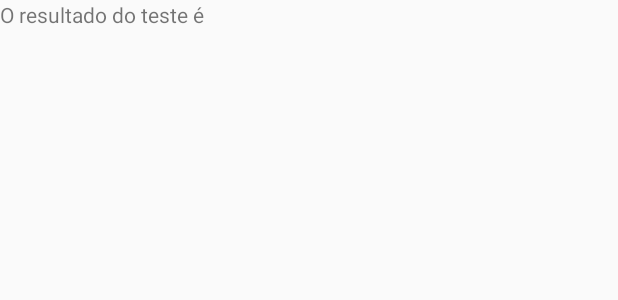
After one commit to lucastadeu50/MyApplication, an Android app: the layout activity_resultado.xml on its own in the app's theme, with its tools: preview values and no code run, on a phone screen of 412 x 824 dp. The commit adds this screen. Shown: the top 300 px of the screen. Run offline under Robolectric (Android 15) with nearby library versions, the phone set to English and light mode, and no system bars.

Commit message:
mudancas banco de dados

```diff
--- a/app/build.gradle
+++ b/app/build.gradle
@@ -26,7 +26,7 @@ dependencies {
     testImplementation 'junit:junit:4.12'
     androidTestImplementation 'com.android.support.test:runner:1.0.1'
     androidTestImplementation 'com.android.support.test.espresso:espresso-core:3.0.1'
-    compile( 'com.github.thekhaeng:pushdown-anim-click:1.1.0' ){
+    compile('com.github.thekhaeng:pushdown-anim-click:1.1.0') {
         exclude group: 'com.android.support'
     }
 }
--- a/app/src/main/AndroidManifest.xml
+++ b/app/src/main/AndroidManifest.xml
@@ -26,7 +26,8 @@
         <activity android:name=".control.InicarConsultaActivity" />
         <activity android:name=".control.CadastroActivity$GravacaoActivity" />
         <activity android:name=".control.GravacaoActivity" />
-        <activity android:name=".control.TestePertubacaoActivity"></activity>
+        <activity android:name=".control.TestePertubacaoActivity" />
+        <activity android:name=".control.ResultadoActivity"></activity>
     </application>
 
 </manifest>
--- a/app/src/main/java/com/example/dimasjose/myapplication/control/EdicaoActivity.java
+++ b/app/src/main/java/com/example/dimasjose/myapplication/control/EdicaoActivity.java
@@ -81,7 +81,7 @@ public class EdicaoActivity extends AppCompatActivity {
                 usuario.ocupacao = edtOcupacao.getText().toString();
                 usuario.observacao = edtObservacao.getText().toString();
                 usuario.sexo = spinnersexo.getSelectedItem().toString();
-                update(usuario.id, usuario.nome, usuario.datadenascimento, usuario.sexo, usuario.ocupacao, usuario.observacao);
+                update(usuario.id, usuario.nome, usuario.datadenascimento, usuario.sexo, usuario.ocupacao, usuario.observacao,usuario.resultado);
                 startActivity(intent);
                 break;
             case R.id.item_voltar:
@@ -96,9 +96,9 @@ public class EdicaoActivity extends AppCompatActivity {
 
     }
 
-    public void update(Long id, String newEntry, String newEntry2, String newEntry3, String newEntry4, String newEntry5) {
+    public void update(Long id, String newEntry, String newEntry2, String newEntry3, String newEntry4, String newEntry5, String newEntry6) {
 
-        boolean insertData = usuarioBD.update(id, newEntry, newEntry2, newEntry3, newEntry4, newEntry5);
+        boolean insertData = usuarioBD.update(id, newEntry, newEntry2, newEntry3, newEntry4, newEntry5, newEntry6);
 
         if (insertData == true) {
           //  Toast.makeText(this, "Dado adicionado ao banco com sucesso.", Toast.LENGTH_LONG).show();
--- a/app/src/main/java/com/example/dimasjose/myapplication/model/Usuario.java
+++ b/app/src/main/java/com/example/dimasjose/myapplication/model/Usuario.java
@@ -21,6 +21,7 @@ public class Usuario implements Serializable {
                 ", ocupacao='" + ocupacao + '\'' +
                 ", observacao='" + observacao + '\'' +
                 ", sexo='" + sexo + '\'' +
+                ", resultado='" + resultado + '\'' +
                 '}';
     }
 
@@ -29,5 +30,6 @@ public class Usuario implements Serializable {
     public String ocupacao;
     public String observacao;
     public String sexo;
+    public String resultado;
 
 }
--- /dev/null
+++ b/app/src/main/res/layout/activity_resultado.xml
@@ -0,0 +1,17 @@
+<?xml version="1.0" encoding="utf-8"?>
+<android.support.constraint.ConstraintLayout xmlns:android="http://schemas.android.com/apk/res/android"
+    xmlns:app="http://schemas.android.com/apk/res-auto"
+    xmlns:tools="http://schemas.android.com/tools"
+    android:layout_width="match_parent"
+    android:layout_height="match_parent"
+    tools:context="com.example.dimasjose.myapplication.control.ResultadoActivity">
+
+
+    <TextView
+        android:id="@+id/textViewResultado"
+        android:layout_width="wrap_content"
+        android:layout_height="wrap_content"
+        android:text="O resultado do teste é "
+        tools:layout_editor_absoluteX="0dp"
+        tools:layout_editor_absoluteY="49dp" />
+</android.support.constraint.ConstraintLayout>
```
Also changed, not shown: app/src/main/java/com/example/dimasjose/myapplication/control/ResultadoActivity.java (added, +15 -0 lines), app/src/main/java/com/example/dimasjose/myapplication/control/TestePertubacaoActivity.java (+20 -9 lines), app/src/main/java/com/example/dimasjose/myapplication/model/UsuarioBD.java (+5 -2 lines).
